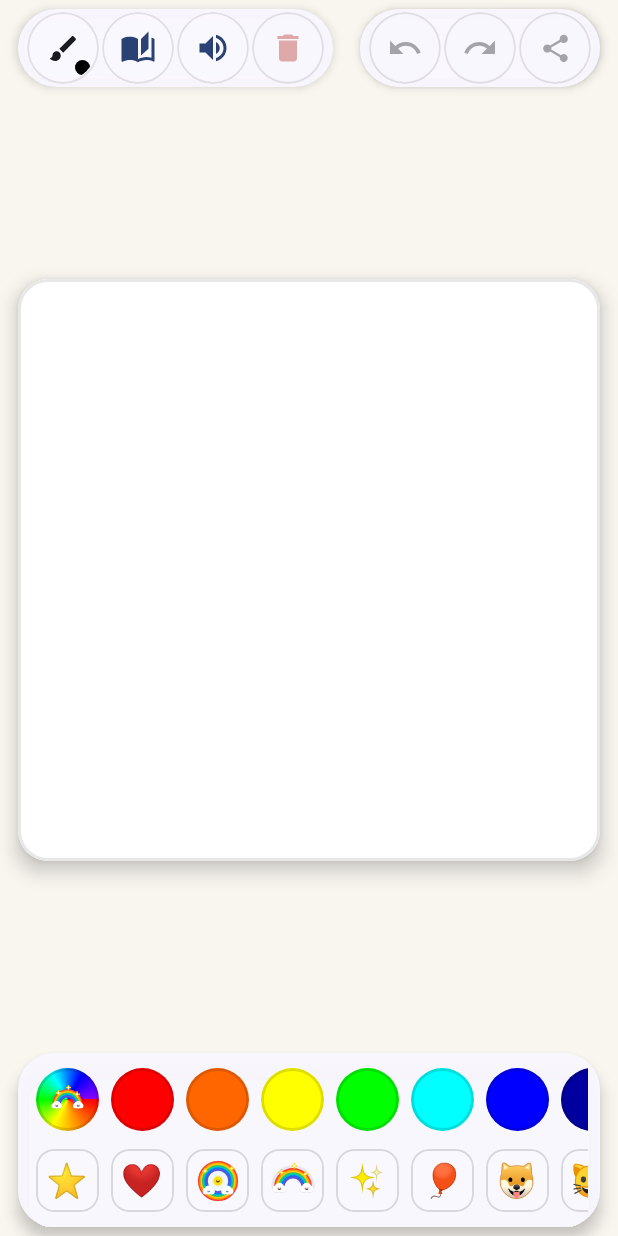
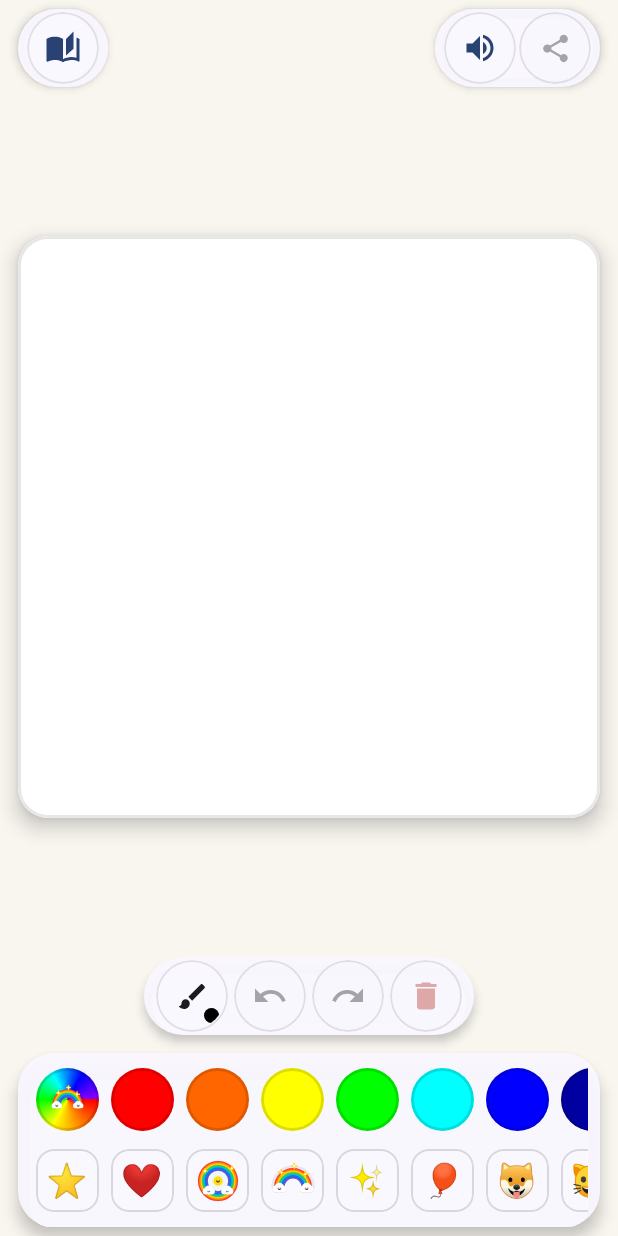
Before and after one commit to mauicoder/kidsboard, an Android app built with Jetpack Compose: the screen it shows after launch (MainActivity), on a phone screen of 412 x 824 dp. Run offline under Robolectric (Android 15) with nearby library versions, the phone set to English and light mode, and no system bars.

Commit message:
Rearrange portrait action buttons to eliminate button crowding and use vertical space

```diff
--- a/app/src/main/java/net/maui/kidsboard/ui/KidsBoardScreen.kt
+++ b/app/src/main/java/net/maui/kidsboard/ui/KidsBoardScreen.kt
@@ -127,7 +127,12 @@ fun KidsBoardScreen(
             val isLandscape = maxWidth > maxHeight
             val shortestEdge = minOf(maxWidth, maxHeight)
             val paperPadding = 12.dp
-            val paperSize = (shortestEdge - (paperPadding * 2)).coerceAtLeast(180.dp)
+            val maxVerticalPaper = (maxHeight - 270.dp).coerceAtLeast(180.dp)
+            val paperSize = if (isLandscape) {
+                (shortestEdge - (paperPadding * 2)).coerceAtLeast(180.dp)
+            } else {
+                minOf(shortestEdge - (paperPadding * 2), maxVerticalPaper)
+            }
 
             if (isLandscape) {
                 // LANDSCAPE: Left Dock (Colors/Brush/Sound) | Center (1:1 Paper) | Right Dock (Actions/Stickers)
@@ -360,7 +365,7 @@ fun KidsBoardScreen(
                     modifier = Modifier.fillMaxSize(),
                     horizontalAlignment = Alignment.CenterHorizontally
                 ) {
-                    // Top Dock (Actions, Brush Size & Sound)
+                    // Top Bar: Canvas Setup (Left) & Sound / Share (Right)
                     Row(
                         modifier = Modifier
                             .fillMaxWidth()
@@ -380,16 +385,6 @@ fun KidsBoardScreen(
                                 horizontalArrangement = Arrangement.spacedBy(6.dp),
                                 verticalAlignment = Alignment.CenterVertically
                             ) {
-                                BrushSizeActionButton(
-                                    brushSize = uiState.selectedBrushSize,
-                                    selectedColor = uiState.selectedColor,
-                                    isEraser = uiState.isEraser,
-                                    isRainbow = uiState.isRainbow,
-                                    onClick = {
-                                        soundManager.playClick()
-                                        viewModel.openBrushSizePicker()
-                                    }
-                                )
                                 CanvasStyleActionButton(
                                     onClick = {
                                         soundManager.playClick()
@@ -406,23 +401,6 @@ fun KidsBoardScreen(
                                         }
                                     )
                                 }
-                                SoundActionButton(
-                                    isSoundEnabled = uiState.isSoundEnabled,
-                                    onClick = {
-                                        viewModel.toggleSound()
-                                        soundManager.playClick()
-                                    }
-                                )
-                                ChunkyActionButton(
-                                    icon = Icons.Default.Delete,
-                                    contentDescription = "Clear Canvas",
-                                    onClick = {
-                                        soundManager.playClick()
-                                        viewModel.requestClearCanvas()
-                                    },
-                                    enabled = uiState.elements.isNotEmpty() || uiState.currentStroke != null,
-                                    tint = MaterialTheme.colorScheme.error
-                                )
                             }
                         }
 
@@ -437,25 +415,12 @@ fun KidsBoardScreen(
                                 horizontalArrangement = Arrangement.spacedBy(6.dp),
                                 verticalAlignment = Alignment.CenterVertically
                             ) {
-                                ChunkyActionButton(
-                                    icon = Icons.AutoMirrored.Filled.Undo,
-                                    contentDescription = "Undo",
+                                SoundActionButton(
+                                    isSoundEnabled = uiState.isSoundEnabled,
                                     onClick = {
+                                        viewModel.toggleSound()
                                         soundManager.playClick()
-                                        haptic.performHapticFeedback(HapticFeedbackType.TextHandleMove)
-                                        viewModel.undo()
-                                    },
-                                    enabled = uiState.canUndo
-                                )
-                                ChunkyActionButton(
-                                    icon = Icons.AutoMirrored.Filled.Redo,
-                                    contentDescription = "Redo",
-                                    onClick = {
-                                        soundManager.playClick()
-                                        haptic.performHapticFeedback(HapticFeedbackType.TextHandleMove)
-                                        viewModel.redo()
-                                    },
-                                    enabled = uiState.canRedo
+                                    }
                                 )
                                 SaveActionButton(
                                     isSaving = uiState.isSaving,
@@ -508,6 +473,62 @@ fun KidsBoardScreen(
                             onSizeChanged = viewModel::updateCanvasSize,
                             background = uiState.selectedBackground
                         )
+                    }
+
+                    // Mid Action Bar (Drawing & Editing Tools: Brush Size, Undo, Redo, Clear)
+                    Surface(
+                        modifier = Modifier.padding(bottom = 6.dp),
+                        shape = RoundedCornerShape(32.dp),
+                        color = MaterialTheme.colorScheme.surface.copy(alpha = 0.94f),
+                        tonalElevation = 4.dp,
+                        shadowElevation = 4.dp
+                    ) {
+                        Row(
+                            modifier = Modifier.padding(horizontal = 10.dp, vertical = 4.dp),
+                            horizontalArrangement = Arrangement.spacedBy(8.dp),
+                            verticalAlignment = Alignment.CenterVertically
+                        ) {
+                            BrushSizeActionButton(
+                                brushSize = uiState.selectedBrushSize,
+                                selectedColor = uiState.selectedColor,
+                                isEraser = uiState.isEraser,
+                                isRainbow = uiState.isRainbow,
+                                onClick = {
+                                    soundManager.playClick()
+                                    viewModel.openBrushSizePicker()
+                                }
+                            )
+                            ChunkyActionButton(
+                                icon = Icons.AutoMirrored.Filled.Undo,
+                                contentDescription = "Undo",
+                                onClick = {
+                                    soundManager.playClick()
+                                    haptic.performHapticFeedback(HapticFeedbackType.TextHandleMove)
+                                    viewModel.undo()
+                                },
+                                enabled = uiState.canUndo
+                            )
+                            ChunkyActionButton(
+                                icon = Icons.AutoMirrored.Filled.Redo,
+                                contentDescription = "Redo",
+                                onClick = {
+                                    soundManager.playClick()
+                                    haptic.performHapticFeedback(HapticFeedbackType.TextHandleMove)
+                                    viewModel.redo()
+                                },
+                                enabled = uiState.canRedo
+                            )
+                            ChunkyActionButton(
+                                icon = Icons.Default.Delete,
+                                contentDescription = "Clear Canvas",
+                                onClick = {
+                                    soundManager.playClick()
+                                    viewModel.requestClearCanvas()
+                                },
+                                enabled = uiState.elements.isNotEmpty() || uiState.currentStroke != null,
+                                tint = MaterialTheme.colorScheme.error
+                            )
+                        }
                     }
 
                     // Bottom Dock (Margins reclaimed for Colors & Stickers Trays)
```
